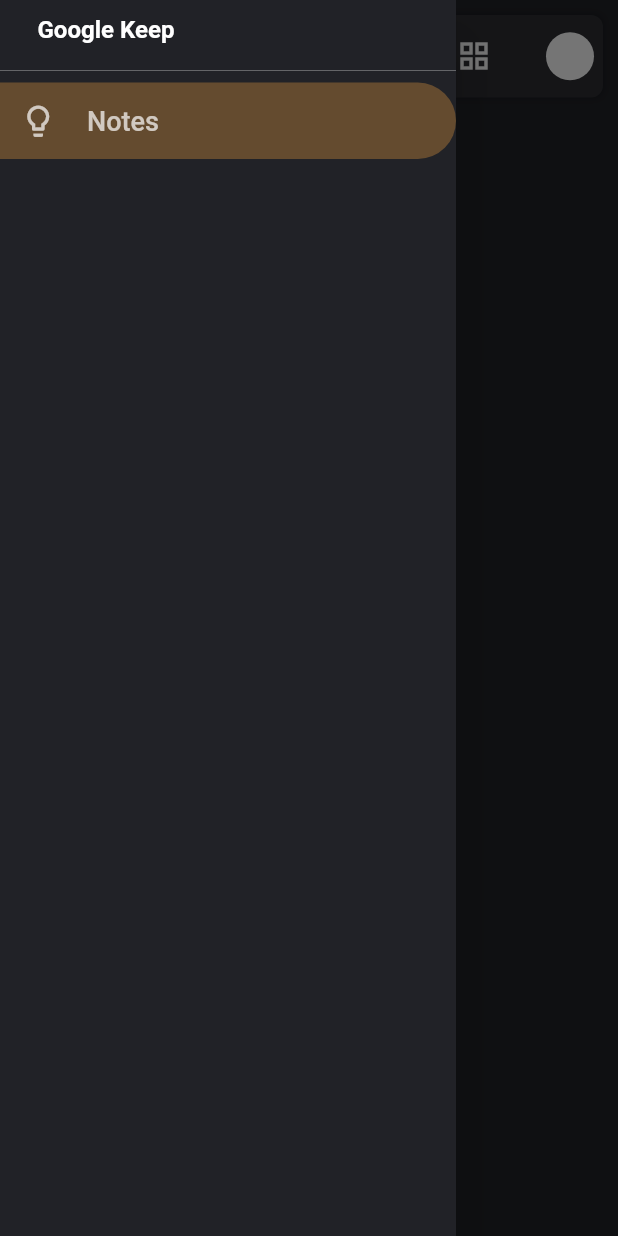
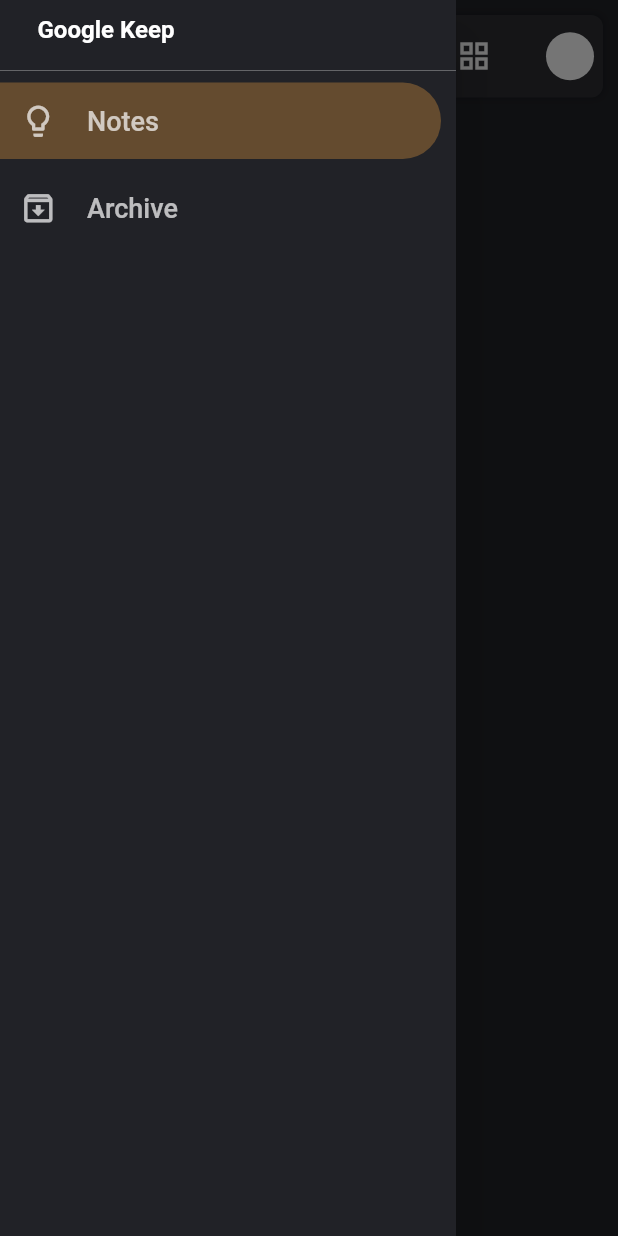
Before and after one commit to Nit89/KeepNotes, a Flutter app: the screen it shows after launch, with the side drawer open, on a phone screen of 412 x 824 dp. Run offline on Flutter 3.47's test engine with Material 2 defaults, Android fonts, the phone set to English and light mode, and no system bars.

Commit message:
drawer conatiner

```diff
--- a/lib/sideMenuBar.dart
+++ b/lib/sideMenuBar.dart
@@ -23,23 +23,33 @@ class _SideMenuState extends State<SideMenu> {
                 child: Text(
                   "Google Keep",
                   style: TextStyle(
-                        color: white,
-                        fontSize: 16,
-                        fontWeight: FontWeight.bold),
+                      color: white, fontSize: 16, fontWeight: FontWeight.bold),
                 ),
               ),
               Divider(
                 color: white.withOpacity(0.3),
               ),
-                Container(
+              sectionOne(),
+              SizedBox(
+                height: 7,
+              ),
+              sectionTwo()
+            ],
+          ),
+        ),
+      ),
+    );
+  }
+}
+
+Widget sectionOne() {
+  return Container(
     margin: EdgeInsets.only(right: 10),
-                ),
-                TextButton(
+    child: TextButton(
       style: ButtonStyle(
-                        backgroundColor: MaterialStateProperty.all(
-                            Colors.orangeAccent.withOpacity(0.3)),
-                        shape:
-                            MaterialStateProperty.all<RoundedRectangleBorder>(
+          backgroundColor:
+              MaterialStateProperty.all(Colors.orangeAccent.withOpacity(0.3)),
+          shape: MaterialStateProperty.all<RoundedRectangleBorder>(
               RoundedRectangleBorder(
                   borderRadius: BorderRadius.only(
                       topRight: Radius.circular(50),
@@ -66,10 +76,44 @@ class _SideMenuState extends State<SideMenu> {
             )
           ],
         ),
-                    ))
+      ),
+    ),
+  );
+}
+
+Widget sectionTwo() {
+  return Container(
+    margin: EdgeInsets.only(right: 10),
+    child: TextButton(
+      style: ButtonStyle(
+          shape: MaterialStateProperty.all<RoundedRectangleBorder>(
+              RoundedRectangleBorder(
+                  borderRadius: BorderRadius.only(
+                      topRight: Radius.circular(50),
+                      bottomRight: Radius.circular(50))))),
+      onPressed: () {},
+      child: Container(
+        padding: EdgeInsets.all(5),
+        child: Row(
+          children: [
+            Icon(
+              Icons.archive_outlined,
+              size: 25,
+              color: white.withOpacity(0.7),
+            ),
+            SizedBox(
+              width: 20,
+            ),
+            Text(
+              "Archive",
+              style: TextStyle(
+                color: white.withOpacity(0.7),
+                fontSize: 18,
+              ),
+            )
           ],
         ),
-          )),
+      ),
+    ),
   );
 }
-}
```
Lines whose indentation alone changed are shown as unchanged.
